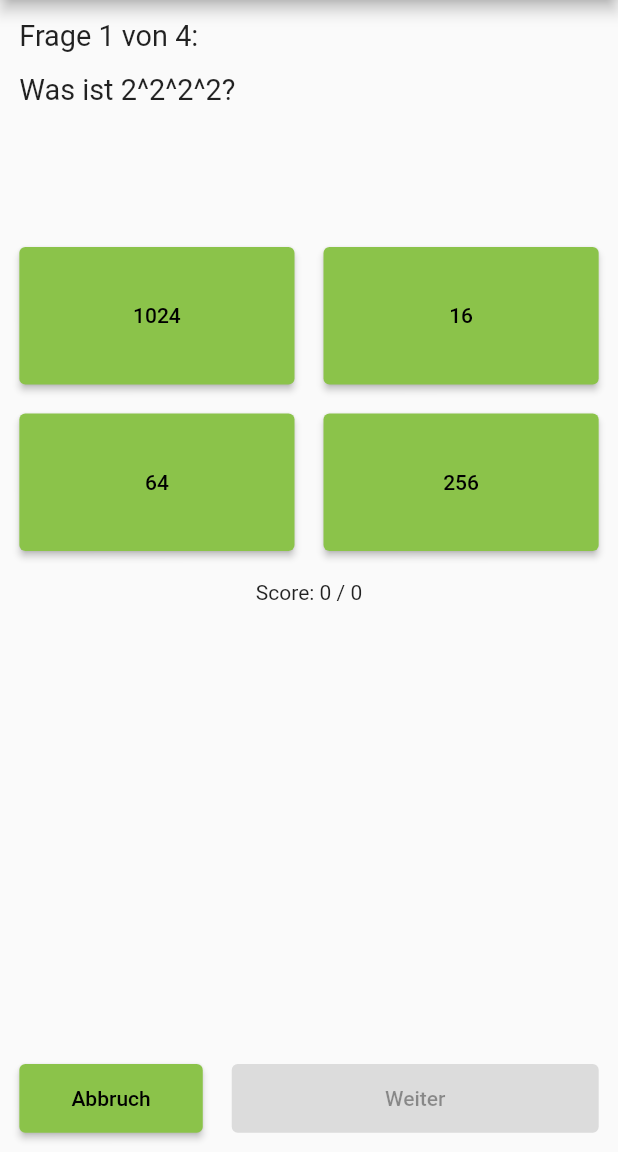
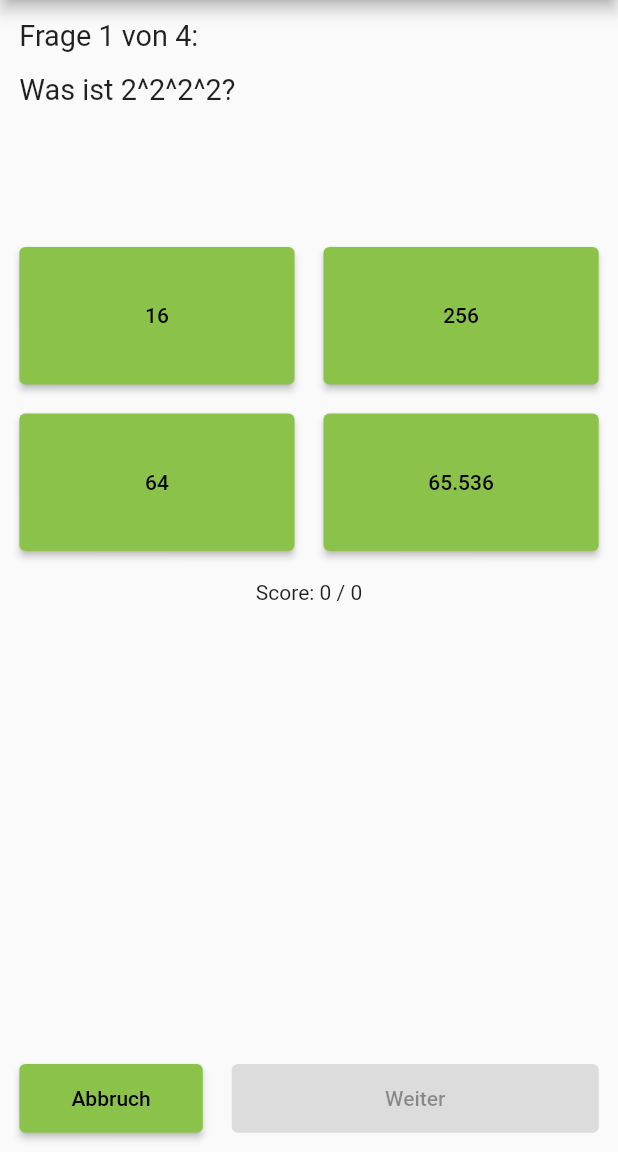
Before and after one commit to Davomat/Qwiz, a Flutter app: the CategoryPage screen opened by its route, after a tap on "Logik und Mathematik", on a phone screen of 412 x 824 dp, the part 84-1236 px from its top. Run offline on Flutter 3.47's test engine with Material 2 defaults, Android fonts, the phone set to English and light mode, and no system bars.

Commit message:
fixed questions and secondary theme color

```diff
--- a/lib/question_catcher.dart
+++ b/lib/question_catcher.dart
@@ -111,7 +111,7 @@ class QuestionCatcher {
     ));
 
     questions.add(Question(
-      questionText: 'Welche Planeten hat neben Saturn noch \"Ringe\"?',
+      questionText: 'Welche Planeten haben neben Saturn auch ein Ringsystem?',
       rightAnswer:   'Uranus und Neptun',
       wrongAnswer1:  'Neptun und Mars',
       wrongAnswer2:    'Mars und Jupiter',
@@ -146,12 +146,12 @@ class QuestionCatcher {
     ));
 
     questions.add(Question(
-      questionText: 'Wie schwer muss ein Stern mindestens sein, um \"im Bestfall\" in ein schwarzes Loch zu kollabieren?',
+      questionText: 'Wie viel Masse muss ein Stern mindestens beseitzen, um bei seinem Tod in ein schwarzes Loch kollabieren zu können?',
       rightAnswer:     '3 Sonnenmassen',
       wrongAnswer1:   '30 Sonnenmassen',
       wrongAnswer2:  '300 Sonnenmassen',
       wrongAnswer3: '3000 Sonnenmassen',
-      additionalInformation: 'Nach der Supernova müssen mindestens 2,5 Sonnenmassen verbleiben, um ein schwarzes Loch zu bilden. Das betrifft die meisten Sterne mit ca. 8 bis 30 Sonnenmassen.',
+      additionalInformation: 'Bei der Supernova wird häufig der Großteil der Masse weggeschleudert. Zur Bildung eines schwarzen Lochs müssen mindestens 2,5 Sonnenmassen verbleiben, was im Regelfall Sterne mit ca. 8 bis 30 Sonnenmassen betrifft, im \"Bestfall\" reichen bereits 3.',
     ));
 
     questions.add(Question(
@@ -180,7 +180,7 @@ class QuestionCatcher {
     ));
 
     questions.add(Question(
-      questionText: 'Das Erdmagnetfeld hat eine Flussdichte von 50 \u00B5T. Wie hoch kann die eines Magnetars werden?',
+      questionText: 'Das Erdmagnetfeld hat eine Flussdichte von 50 µT. Wie hoch kann die eines Magnetars werden?',
       rightAnswer:  'bis zu 1 Billion T',
       wrongAnswer1: 'bis zu 200 Tausend T',
       wrongAnswer2: 'bis zu 50 T',
@@ -323,11 +323,11 @@ class QuestionCatcher {
 
     questions.add(Question(
       questionText: 'Durch welche SI-Einheiten lässt sich die Einheit Newton [N] ausdrücken?',
-      rightAnswer:  '(kg * m) / (s * s)',
-      wrongAnswer1:     '(kg) / (m * s * s)',
-      wrongAnswer2:     '(kg) / (m * s)',
-      wrongAnswer3: '(kg * m) / (s)',
-      additionalInformation: 'Kraft ist Masse [kg] * Beschleunigung [m/s²].',
+      rightAnswer:  '(kg ∙ m) / (s ∙ s)',
+      wrongAnswer1:     '(kg) / (m ∙ s ∙ s)',
+      wrongAnswer2:     '(kg) / (m ∙ s)',
+      wrongAnswer3: '(kg ∙ m) / (s)',
+      additionalInformation: 'Kraft ist Masse [kg] ∙ Beschleunigung [m/s²].',
     ));
 
     questions.add(Question(
@@ -345,7 +345,7 @@ class QuestionCatcher {
       wrongAnswer1: 'Wellenlänge und Frequenz von Strahlung',
       wrongAnswer2: 'Polarisierung und Feldstärke von Ladungen',
       wrongAnswer3: 'Energie und Orbital von Elektronen',
-      additionalInformation: 'E = h*f.\nDie Entdeckung des Wirkungsquantums durch Max Planck um 1900 begründete die Quantenphysik und legte die Basis des Welle-Teilchen-Dualismus.',
+      additionalInformation: 'E = h∙f.\nDie Entdeckung des Wirkungsquantums durch Max Planck um 1900 begründete die Quantenphysik und legte die Basis des Welle-Teilchen-Dualismus.',
     ));
 
     return questions;
@@ -469,7 +469,7 @@ class QuestionCatcher {
       wrongAnswer1: '100100100100',
       wrongAnswer2: '11110000',
       wrongAnswer3: '11000000011',
-      additionalInformation: '1000 = 512 + 256 + 128 + 64 + 32 + 8 = 1*2^9 + 1*2^8 + 1*2^7 + 1*2^6 + 1*2^5 + 0*2^4 + 1*2^3 + 0*2^2 + 0*2^1 + 0*2^0',
+      additionalInformation: '1000 = 512 + 256 + 128 + 64 + 32 + 8 = 1∙2^9 + 1∙2^8 + 1∙2^7 + 1∙2^6 + 1∙2^5 + 0∙2^4 + 1∙2^3 + 0∙2^2 + 0∙2^1 + 0∙2^0',
     ));
 
     questions.add(Question(
@@ -478,7 +478,7 @@ class QuestionCatcher {
       wrongAnswer1: '1750',
       wrongAnswer2: 'F324A',
       wrongAnswer3: 'CA',
-      additionalInformation: 'Es gibt die Ziffern 0 bis 9, sowie A [10], B [11], C [12], D [13], E [14] und F [15]. 1000 = 3*16^2 + E*16^1 + 8*16^0',
+      additionalInformation: 'Es gibt die Ziffern 0 bis 9, sowie A [10], B [11], C [12], D [13], E [14] und F [15]. 1000 = 3∙16^2 + E∙16^1 + 8∙16^0',
     ));
 
     questions.add(Question(
@@ -549,11 +549,11 @@ class QuestionCatcher {
 
     questions.add(Question(
       questionText: 'Was ist 2^2^2^2?',
-      rightAnswer:  '256',
-      wrongAnswer1: '16',
+      rightAnswer:  '65.536',
+      wrongAnswer1: '256',
       wrongAnswer2: '64',
-      wrongAnswer3: '1024',
-      additionalInformation: '2^2^2^2 = 4^2^2 = 16^2 = 256', // TODO andersrum geht nicht weil exponenten werden exponenziert, indem man multipliziert
+      wrongAnswer3: '16',
+      additionalInformation: 'Entgegen dem Berechnungsalgorithmus überlicher Taschenrechner (z.B. Windows\' calc.exe) ist das Potenzieren rechtsassoziativ. Das heißt, ohne Klammerung wird \"von rechts nach links\" gerechnet: 2^2^2^2 = 2^(2^[2^2]) = 2^(2^4) = 2^16',
     ));
 
     questions.add(Question(
@@ -686,5 +686,5 @@ class QuestionCatcher {
 
     return questions;
   }
-// TODO mal mit punkt ersetzen
+
 }
--- a/lib/result_page.dart
+++ b/lib/result_page.dart
@@ -59,8 +59,8 @@ class _ResultPageState extends State<ResultPage> {
             begin: Alignment.bottomRight,
             end: Alignment.topLeft,
             colors: <Color>[
-              Theme.of(context).bottomAppBarColor,
               Theme.of(context).primaryColor,
+              Theme.of(context).canvasColor,
             ],
           ),
         ),
--- a/lib/theme_provider.dart
+++ b/lib/theme_provider.dart
@@ -27,7 +27,7 @@ ThemeData dark = ThemeData(
 );
 
 class ThemeNotifier extends ChangeNotifier {
-  final String key = "theme";
+  final key = "theme";
   bool _darkTheme = false;
 
   ThemeNotifier();
--- a/lib/title_screen.dart
+++ b/lib/title_screen.dart
@@ -55,7 +55,7 @@ class TitleScreen extends StatelessWidget {
             end: Alignment.bottomRight,
             colors: <Color>[
               Theme.of(context).primaryColor,
-              Theme.of(context).bottomAppBarColor,
+              Theme.of(context).canvasColor,
             ],
           ),
         ),
@@ -80,7 +80,7 @@ class TitleScreen extends StatelessWidget {
                     width: buttonWidth,
                     height: buttonHeight,
                     child: ElevatedButton(
-                      child: Text('START', textScaleFactor: 1.25,),
+                      child: Text('Start'.toUpperCase(), textScaleFactor: 1.25,),
                       onPressed: () {
                         Navigator.pushNamed(
                           context,
```
